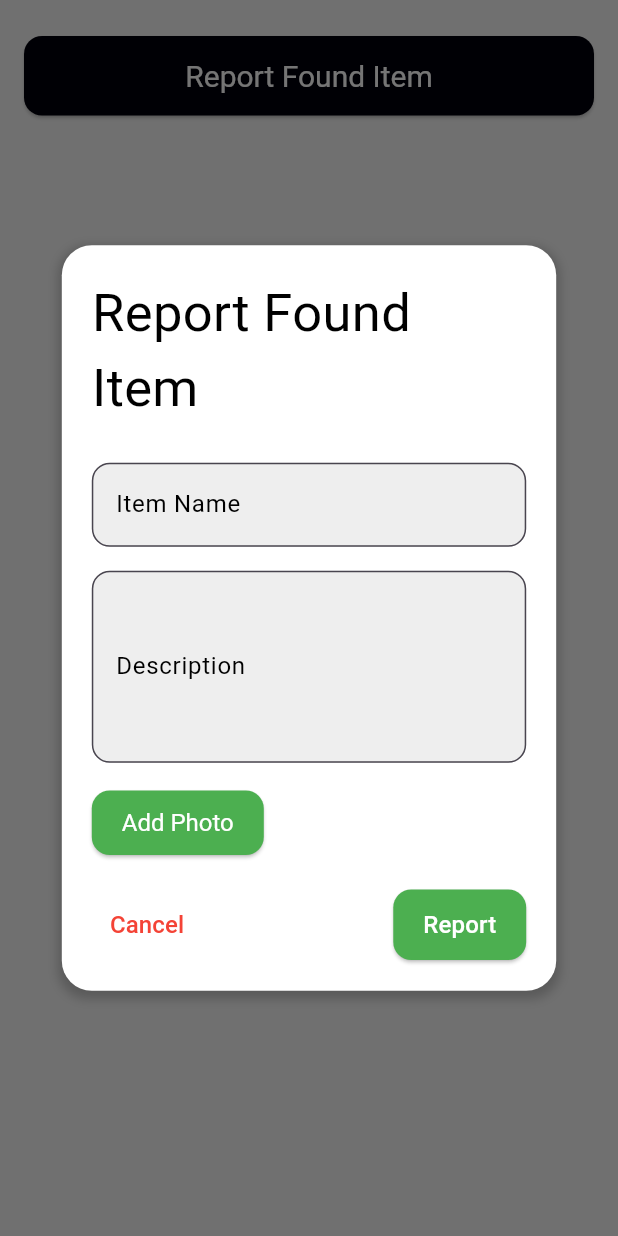
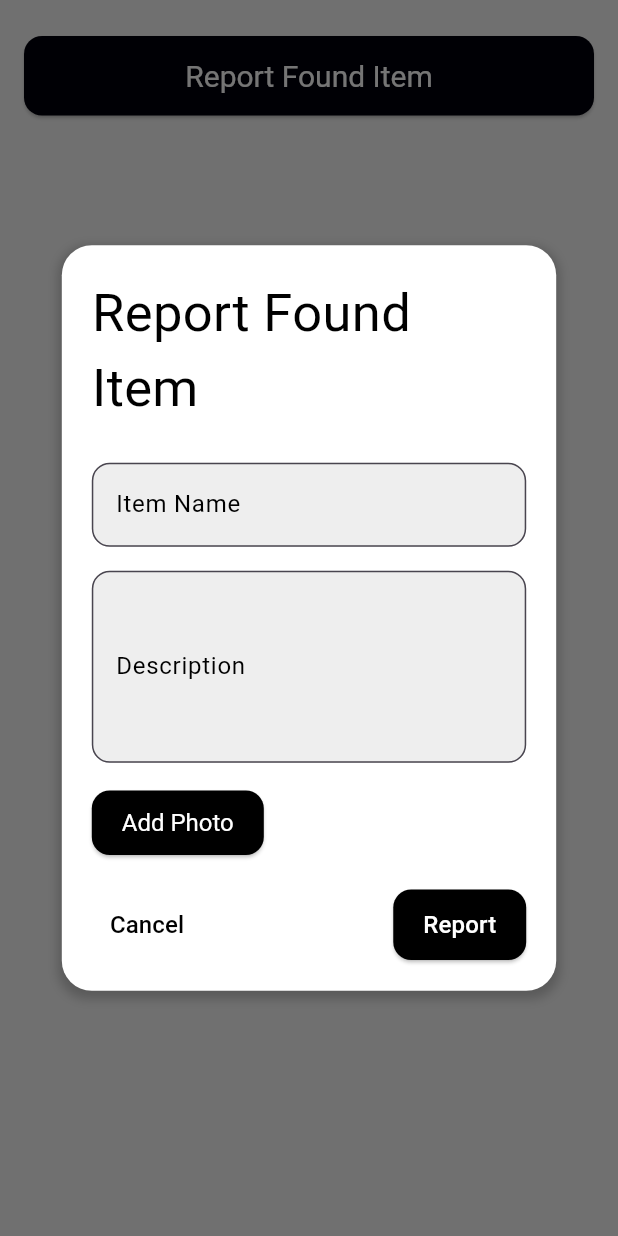
Before and after one commit to kweephyo-pmt/lost_found, a Flutter app: the FoundPage screen opened directly, after a tap on "Report Found Item", on a phone screen of 412 x 824 dp. Run offline on Flutter 3.47's test engine with Material 3 defaults, Android fonts, the phone set to English and light mode, and no system bars; our stand-ins replace cloud_firestore, firebase_auth, firebase_core, flutter_spinkit, google_nav_bar, google_sign_in and 1 more; accounts and stored records are empty.

Commit message:
Change Theme

```diff
--- a/lib/pages/found_page.dart
+++ b/lib/pages/found_page.dart
@@ -178,7 +178,7 @@ void _showCreatePostDialog() {
               onPressed: _pickImage,
               style: ElevatedButton.styleFrom(
                 padding: const EdgeInsets.symmetric(vertical: 12,horizontal: 20),
-                backgroundColor: Colors.green, // Black button
+                backgroundColor: Colors.black, // Black button
                 shape: RoundedRectangleBorder(
                   borderRadius: BorderRadius.circular(12),
                 ),
@@ -210,13 +210,13 @@ void _showCreatePostDialog() {
                 // Cancel Button
                 TextButton(
                   onPressed: () => Navigator.pop(context),
-                  child: const Text("Cancel", style: TextStyle(color: Colors.red, fontSize: 16)),
+                  child: const Text("Cancel", style: TextStyle(color: Colors.black, fontSize: 16)),
                 ),
                 // Report Button
                 ElevatedButton(
                   onPressed: _createFoundPost,
                   style: ElevatedButton.styleFrom(
-                    backgroundColor: Colors.green,
+                    backgroundColor: Colors.black,
                     padding: const EdgeInsets.symmetric(horizontal: 20, vertical: 12),
                     shape: RoundedRectangleBorder(
                       borderRadius: BorderRadius.circular(12),
--- a/lib/pages/lost_page.dart
+++ b/lib/pages/lost_page.dart
@@ -178,7 +178,7 @@ void _showCreatePostDialog() {
               onPressed: _pickImage,
               style: ElevatedButton.styleFrom(
                 padding: const EdgeInsets.symmetric(vertical: 12,horizontal: 20),
-                backgroundColor: Colors.green, // Black button
+                backgroundColor: Colors.black, // Black button
                 shape: RoundedRectangleBorder(
                   borderRadius: BorderRadius.circular(12),
                 ),
@@ -210,13 +210,13 @@ void _showCreatePostDialog() {
                 // Cancel Button
                 TextButton(
                   onPressed: () => Navigator.pop(context),
-                  child: const Text("Cancel", style: TextStyle(color: Colors.red, fontSize: 16)),
+                  child: const Text("Cancel", style: TextStyle(color: Colors.black, fontSize: 16)),
                 ),
                 // Report Button
                 ElevatedButton(
                   onPressed: _createLostPost,
                   style: ElevatedButton.styleFrom(
-                    backgroundColor: Colors.green,
+                    backgroundColor: Colors.black,
                     padding: const EdgeInsets.symmetric(horizontal: 20, vertical: 12),
                     shape: RoundedRectangleBorder(
                       borderRadius: BorderRadius.circular(12),
```
